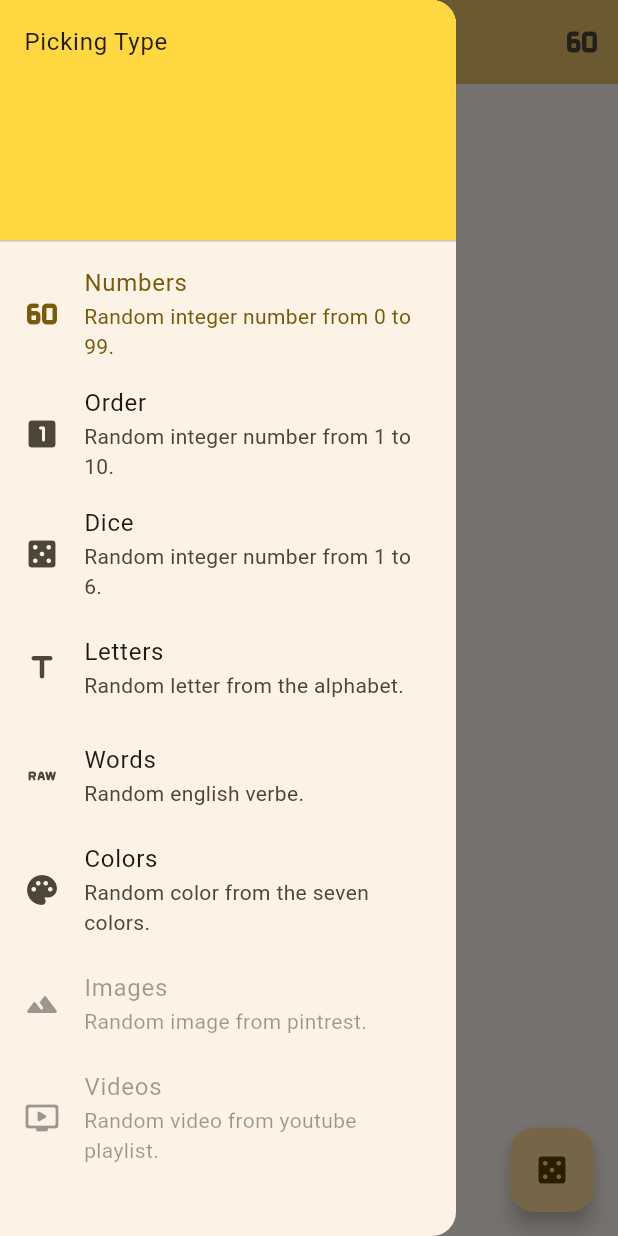
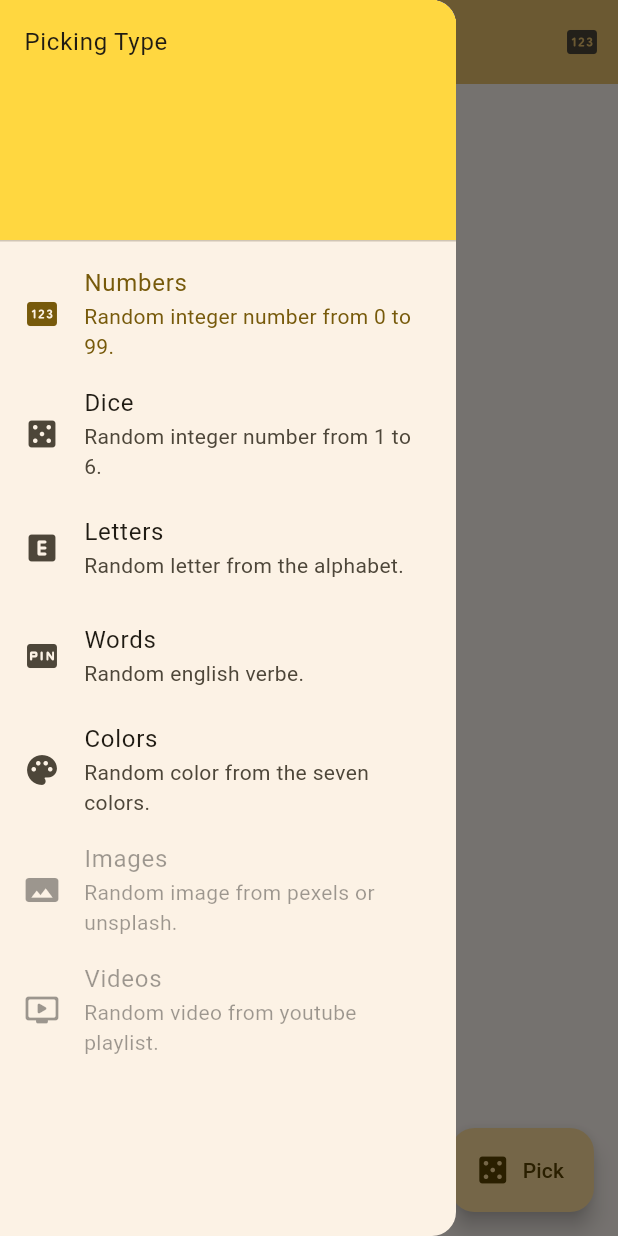
Before and after one commit to Meauh/randomizer, a Flutter app: the screen it shows after launch, with the side drawer open, on a phone screen of 412 x 824 dp. Run offline on Flutter 3.47's test engine with Material 3 defaults, Android fonts, the phone set to English and light mode, and no system bars; missing offline and left inert: word_generator.

Commit message:
chore(android): update logo icon and app label

```diff
--- a/lib/main.dart
+++ b/lib/main.dart
@@ -77,7 +77,7 @@ class _MyHomePageState extends State<MyHomePage> {
       "Numbers",
       "int",
       "integer number from 0 to 99.",
-      Icon(Icons.sixty_fps_rounded),
+      Icon(Icons.pin_rounded),
     ),
     (
       "Order",
@@ -90,16 +90,16 @@ class _MyHomePageState extends State<MyHomePage> {
       "Letters",
       "caract",
       "letter from the alphabet.",
-      Icon(Icons.title_rounded),
+      Icon(Icons.explicit_rounded),
     ),
-    ("Words", "word", "english verbe.", Icon(Icons.raw_on_rounded)),
+    ("Words", "word", "english verbe.", Icon(Icons.fiber_pin_rounded)),
     (
       "Colors",
       "color",
       "color from the seven colors.",
       Icon(Icons.palette_rounded),
     ),
-    ("Images", "img", "image from pintrest.", Icon(Icons.landscape_rounded)),
+    ("Images", "img", "image from pexels or unsplash.", Icon(Icons.panorama)),
     (
       "Videos",
       "vid",
@@ -182,6 +182,7 @@ class _MyHomePageState extends State<MyHomePage> {
         child: ListView(
           children: [
             const DrawerHeader(
+              curve: Curves.fastOutSlowIn,
               decoration: BoxDecoration(color: Colors.amberAccent),
               child: Text('Picking Type'),
             ),
@@ -192,14 +193,14 @@ class _MyHomePageState extends State<MyHomePage> {
               selected: activeMode == 0,
               onTap: () => _changeMode(modeIndex: 0),
             ),
-            ListTile(
-              leading: modes[1].$4,
-              title: Text(modes[1].$1),
-              subtitle: Text('Random ${modes[1].$3}'),
-              selected: activeMode == 1,
-              onTap: () => _changeMode(modeIndex: 1),
-              // enabled: false,
-            ),
+            // ListTile(
+            //   leading: modes[1].$4,
+            //   title: Text(modes[1].$1),
+            //   subtitle: Text('Random ${modes[1].$3}'),
+            //   selected: activeMode == 1,
+            //   onTap: () => _changeMode(modeIndex: 1),
+            //   // enabled: false,
+            // ),
             ListTile(
               leading: modes[2].$4,
               title: Text(modes[2].$1),
@@ -303,10 +304,11 @@ class _MyHomePageState extends State<MyHomePage> {
           children: <Widget>[
             if (_randomValue == null) ...[
               Text(
-                'Press the random button \n "Roll the Dice"',
+                '"Roll the Dice"\n To get your next pick.',
                 textAlign: TextAlign.center,
                 style: Theme.of(context).textTheme.bodyLarge,
               ),
+              // Text('${modes[activeMode].$1} type',textAlign: TextAlign.center,style: Theme.of(context).textTheme.labelMedium,              ),
             ] else ...[
               const Text('Your pick is:'),
               Text(
@@ -317,10 +319,11 @@ class _MyHomePageState extends State<MyHomePage> {
           ],
         ),
       ),
-      floatingActionButton: FloatingActionButton(
+      floatingActionButton: FloatingActionButton.extended(
         onPressed: _pickRandom,
-        tooltip: 'Pick Random',
-        child: const Icon(Icons.casino_rounded),
+        tooltip: "Random ${modes[activeMode].$1}",
+        label: Text('Pick'),
+        icon: Icon(Icons.casino_rounded),
       ), // This trailing comma makes auto-formatting nicer for build methods.
     );
   }
```
Also changed, not shown: 8 other files.
